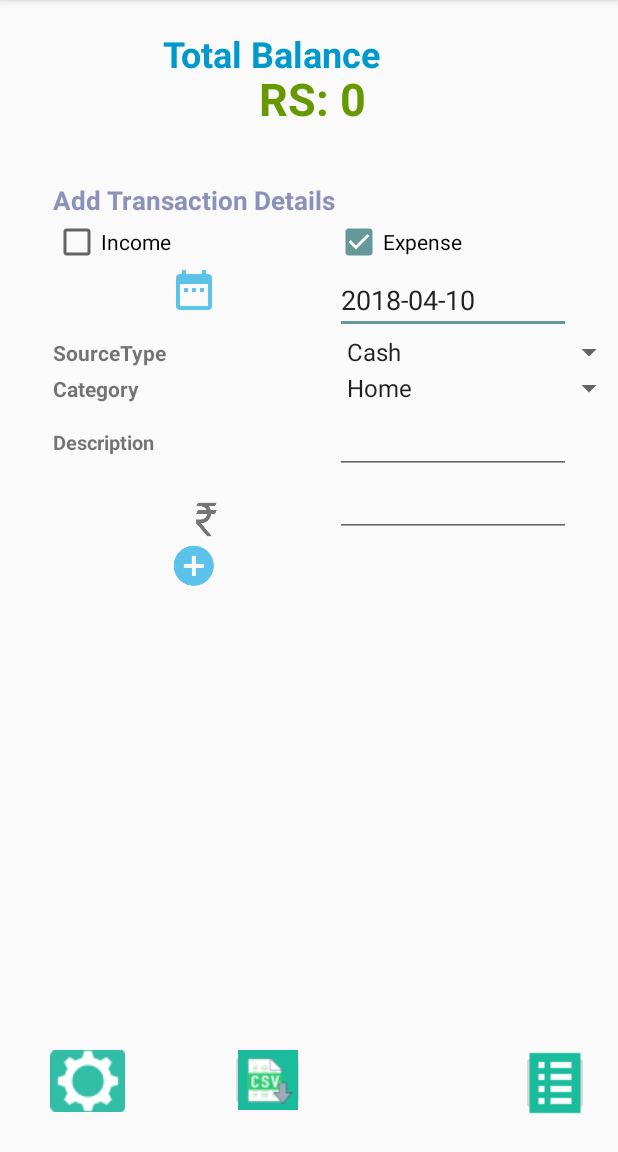
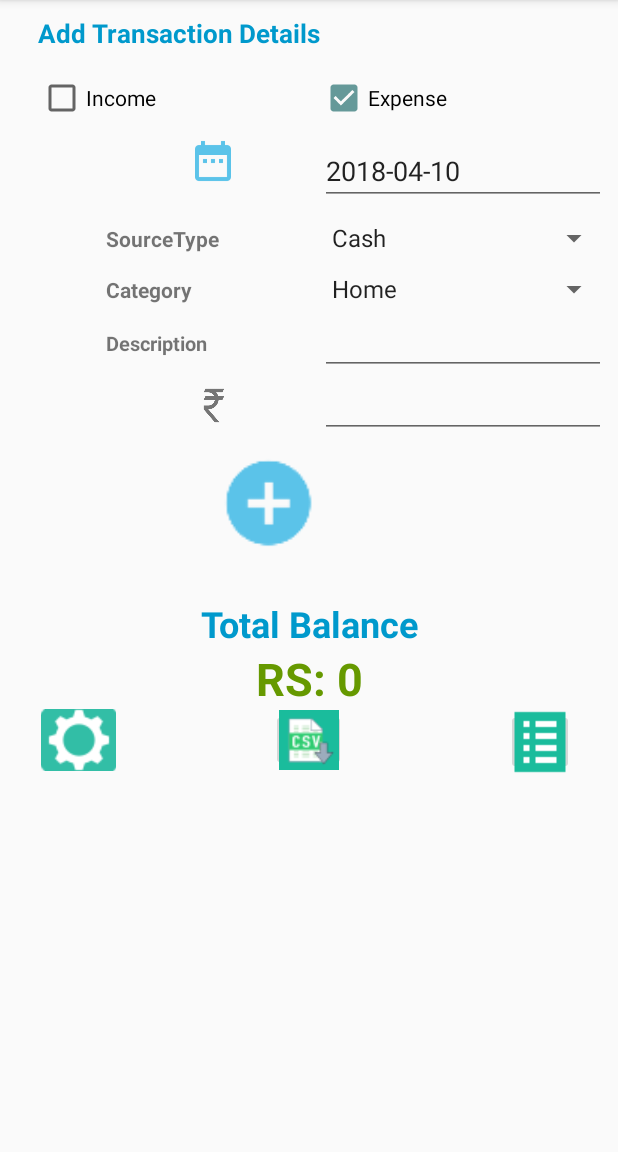
Before and after one commit to kbatchu2016/MyMoney, an Android app: the screen it shows after launch (MainActivity), on a phone screen of 412 x 824 dp, the part 84-1236 px from its top. Run offline under Robolectric (Android 15) with nearby library versions, the phone set to English and light mode, and no system bars.

Commit message:
modified the code

```diff
--- a/app/src/main/res/layout/activity_main.xml
+++ b/app/src/main/res/layout/activity_main.xml
@@ -1,5 +1,14 @@
 <?xml version="1.0" encoding="utf-8"?>
 
+<ScrollView
+    xmlns:android="http://schemas.android.com/apk/res/android"
+    xmlns:app="http://schemas.android.com/apk/res-auto"
+    xmlns:tools="http://schemas.android.com/tools"
+    android:layout_width="fill_parent"
+    android:layout_height="wrap_content"
+    android:orientation="vertical"
+    android:padding="10dp"
+    android:fillViewport="false">
 
 <RelativeLayout xmlns:android="http://schemas.android.com/apk/res/android"
     xmlns:app="http://schemas.android.com/apk/res-auto"
@@ -7,48 +16,20 @@
     android:id="@+id/rlMain"
     android:layout_width="match_parent"
     android:layout_height="match_parent"
+    android:focusable="true"
+    android:focusableInTouchMode="true"
     tools:context=".MainActivity">
 
 
-    <TextView
-        android:id="@+id/tvTotalBalance"
-        android:layout_width="281dp"
-        android:layout_height="32dp"
-        android:layout_marginStart="40dp"
-        android:layout_marginTop="19dp"
-        android:clickable="true"
-        android:text="Total Balance"
-        android:textAlignment="center"
-        android:textAllCaps="false"
-        android:textColor="@android:color/holo_blue_dark"
-        android:textSize="24sp"
-        android:textStyle="bold" />
+    <TableLayout
 
-    <TextView
-        android:id="@+id/etTotalBalance"
+        android:id="@+id/tblMaintrans"
         android:layout_width="match_parent"
         android:layout_height="wrap_content"
         android:layout_alignParentStart="true"
         android:layout_alignParentTop="true"
-        android:layout_marginEnd="11dp"
-        android:layout_marginStart="16dp"
-        android:layout_marginTop="45dp"
-        android:inputType="textPersonName"
-        android:text="100.00"
-        android:textAlignment="center"
-        android:textColor="@android:color/holo_green_dark"
-        android:textSize="30sp"
-        android:textStyle="bold" />
-
-
-    <TableLayout
-
-        android:layout_width="match_parent"
-        android:layout_height="wrap_content"
-        android:layout_below="@+id/etTotalBalance"
-        android:layout_centerHorizontal="true"
-        android:layout_margin="20dp"
-        android:padding="15dp">
+        android:layout_marginRight="2dp"
+        android:paddingLeft="15dp">
 
         <TableRow
             android:layout_width="fill_parent"
@@ -62,27 +43,28 @@
                 android:clickable="true"
                 android:text="Add Transaction Details"
                 android:textAllCaps="false"
-                android:textColor="@color/colorPrimaryDark"
+                android:textColor="@android:color/holo_blue_dark"
                 android:textSize="17sp"
                 android:textStyle="bold" />
 
 
         </TableRow>
 
-        <TableRow>
+        <TableRow android:layout_marginTop="15dp">
 
             <CheckBox
                 android:id="@+id/chkIncome"
                 android:layout_width="wrap_content"
                 android:layout_height="wrap_content"
                 android:layout_column="1"
+                android:focusable="true"
+
                 android:text="Income" />
 
             <CheckBox
                 android:id="@+id/ChkExpense"
                 android:layout_width="wrap_content"
                 android:layout_height="wrap_content"
-
                 android:layout_column="2"
                 android:layout_toRightOf="@id/chkIncome"
                 android:checked="true"
@@ -90,15 +72,15 @@
 
         </TableRow>
 
-        <TableRow>
+        <TableRow android:layout_marginTop="10dp">
 
             <ImageView
                 android:id="@+id/ivDatePopup"
                 android:layout_width="wrap_content"
                 android:layout_height="wrap_content"
-
-
                 android:layout_column="1"
+                android:layout_marginBottom="5dp"
+                android:layout_marginLeft="45dp"
                 android:contentDescription="AddDate"
                 app:srcCompat="@drawable/ic_date" />
 
@@ -111,7 +93,7 @@
                 android:text="Select Date" />
         </TableRow>
 
-        <TableRow>
+        <TableRow android:layout_marginTop="10dp">
 
             <TextView
                 android:id="@+id/idSourceType"
@@ -119,6 +101,7 @@
                 android:layout_height="wrap_content"
 
                 android:layout_column="1"
+                android:layout_marginLeft="45dp"
                 android:text="SourceType"
                 android:textStyle="bold" />
 
@@ -130,13 +113,14 @@
                 android:text="Select SourceType" />
         </TableRow>
 
-        <TableRow>
+        <TableRow android:layout_marginTop="10dp">
 
             <TextView
                 android:id="@+id/tvCategory"
                 android:layout_width="wrap_content"
                 android:layout_height="wrap_content"
                 android:layout_column="1"
+                android:layout_marginLeft="45dp"
                 android:text="Category"
                 android:textStyle="bold" />
 
@@ -156,6 +140,7 @@
                 android:layout_width="wrap_content"
                 android:layout_height="wrap_content"
                 android:layout_column="1"
+                android:layout_marginLeft="45dp"
                 android:text="Description"
                 android:textSize="13sp"
                 android:textStyle="bold" />
@@ -178,9 +163,8 @@
                 android:layout_alignStart="@id/chkIncome"
                 android:layout_below="@id/tvDescription"
                 android:layout_column="1"
-                android:layout_marginLeft="15dp"
-                android:layout_marginStart="15dp"
-                android:layout_marginTop="15dp"
+                android:layout_marginLeft="45dp"
+                android:layout_marginTop="5dp"
                 android:contentDescription="AddTransaction"
                 android:src="@drawable/ic_currency2" />
 
@@ -203,12 +187,15 @@
             android:layout_height="fill_parent"></TableRow>
 
 
-        <TableRow>
+        <TableRow
+            android:paddingBottom="30dp"
+            android:paddingLeft="60dp"
+            android:paddingTop="10dp">
 
             <ImageView
                 android:id="@+id/ivAddTransaction"
                 android:layout_width="wrap_content"
-                android:layout_height="wrap_content"
+                android:layout_height="67dp"
                 android:layout_column="1"
                 android:contentDescription="AddTransaction"
                 app:srcCompat="@drawable/ic_add" />
@@ -216,13 +203,42 @@
         </TableRow>
 
     </TableLayout>
+
+    <TextView
+        android:id="@+id/tvTotalBalance"
+        android:layout_width="wrap_content"
+        android:layout_height="wrap_content"
+        android:layout_alignParentBottom="false"
+        android:layout_below="@id/tblMaintrans"
+        android:layout_centerHorizontal="true"
+        android:clickable="false"
+        android:text="Total Balance"
+        android:textAlignment="center"
+        android:textAllCaps="false"
+        android:textColor="@android:color/holo_blue_dark"
+        android:textSize="24sp"
+        android:textStyle="bold" />
+
+    <TextView
+        android:id="@+id/etTotalBalance"
+        android:layout_width="match_parent"
+        android:layout_height="wrap_content"
+        android:layout_below="@+id/tvTotalBalance"
+        android:layout_centerHorizontal="true"
+        android:inputType="textPersonName"
+        android:text="100000.00"
+        android:textAlignment="center"
+        android:textColor="@android:color/holo_green_dark"
+        android:textSize="30sp"
+        android:textStyle="bold" />
+
     <ImageButton
         android:id="@+id/ibsettings"
         android:layout_width="50dp"
         android:layout_height="41dp"
 
-        android:layout_alignStart="@+id/etTotalBalance"
-        android:layout_alignTop="@+id/ibsummary"
+        android:layout_alignParentStart="true"
+        android:layout_below="@+id/etTotalBalance"
         android:layout_marginStart="17dp"
         app:srcCompat="@drawable/ic_setting1" />
 
@@ -230,19 +246,16 @@
         android:id="@+id/ibexport"
         android:layout_width="50dp"
         android:layout_height="41dp"
-        android:layout_toRightOf="@id/ibsettings"
-        android:layout_alignParentBottom="true"
-        android:layout_marginLeft="70dp"
-        android:layout_marginBottom="27dp"
+        android:layout_below="@+id/etTotalBalance"
+        android:layout_centerHorizontal="true"
         app:srcCompat="@drawable/ic_export" />
 
     <ImageButton
         android:id="@+id/ibsummary"
         android:layout_width="45dp"
         android:layout_height="44dp"
-        android:layout_alignParentBottom="true"
         android:layout_alignParentEnd="true"
-        android:layout_marginBottom="24dp"
+        android:layout_below="@+id/etTotalBalance"
         android:layout_marginEnd="19dp"
         app:srcCompat="@drawable/ic_list" />
 
@@ -250,3 +263,4 @@
 
 
 </RelativeLayout>
+</ScrollView>
```
